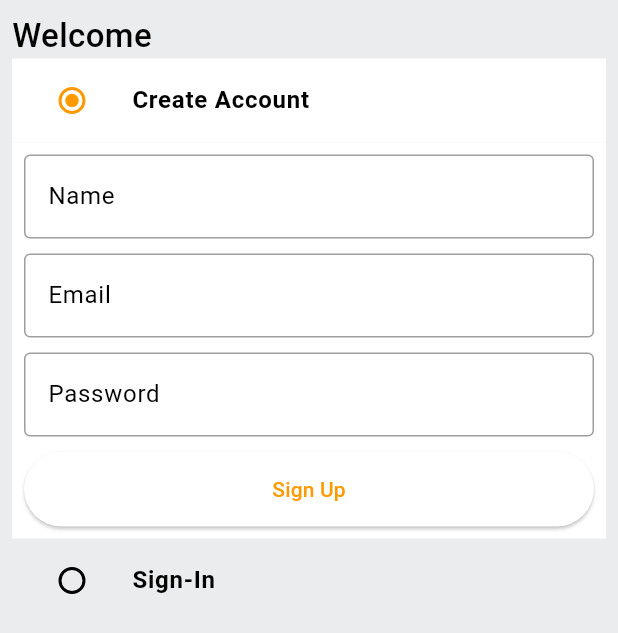
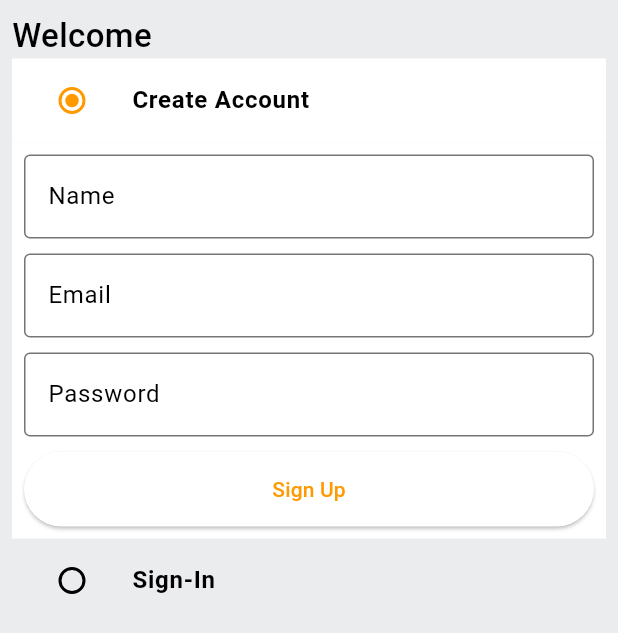
Before and after one commit to Isaacthegram/amaxon_clone, a Flutter app: the screen it shows after launch, on a phone screen of 412 x 824 dp. Shown: the top 633 px of the screen. Run offline on Flutter 3.47's test engine with Material 3 defaults, Android fonts, the light colour scheme and no system bars; our stand-ins replace shared_preferences.

Commit message:
2nd COMMIT

```diff
--- a/lib/common/widgets/custom_textfield.dart
+++ b/lib/common/widgets/custom_textfield.dart
@@ -13,12 +13,12 @@ class CustomTextField extends StatelessWidget {
         hintText: hintText,
         border:  const OutlineInputBorder(
           borderSide: BorderSide(
-            color: Colors.black38,
+            color: Colors.black54,
           )
         ),
         enabledBorder: const OutlineInputBorder(
       borderSide: BorderSide(
-         color: Colors.black38,
+         color: Colors.black54,
       ),
     ),
       ),
```
